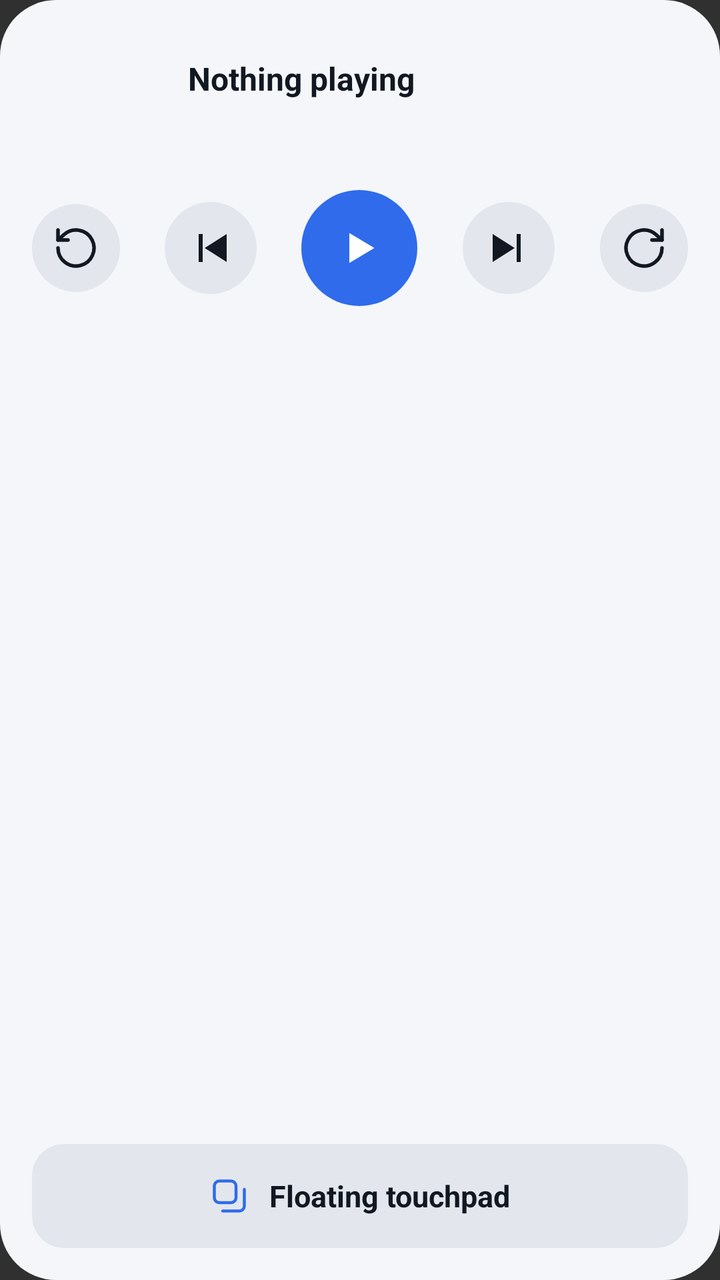
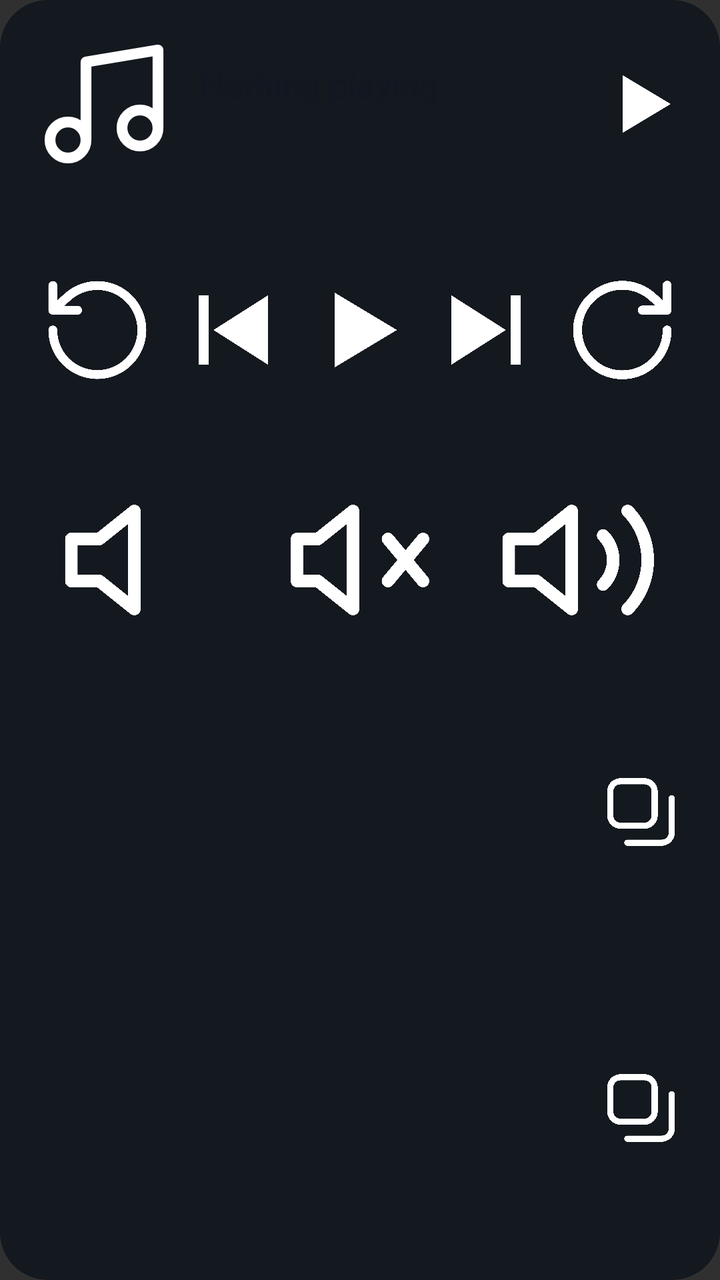

An Android layout rendered at two revisions. The XML below is the earlier revision; the diff shows what the commit changed to produce the second picture.
<!-- AndroidManifest.xml: application theme android:Theme.Material.NoActionBar -->
<!-- res/layout/widget_large.xml -->
<?xml version="1.0" encoding="utf-8"?>
<LinearLayout xmlns:android="http://schemas.android.com/apk/res/android"
    android:id="@+id/w_root"
    android:layoutDirection="ltr"
    android:layout_width="match_parent"
    android:layout_height="match_parent"
    android:background="@drawable/w_bg"
    android:orientation="vertical"
    android:padding="16dp">

    <LinearLayout
        android:layout_width="match_parent"
        android:layout_height="wrap_content"
        android:gravity="center_vertical"
        android:orientation="horizontal">

        <ImageView
            android:id="@+id/w_art"
            android:layout_width="64dp"
            android:layout_height="64dp"
            android:contentDescription="@null" />

        <LinearLayout
            android:layout_width="0dp"
            android:layout_height="wrap_content"
            android:layout_weight="1"
            android:layout_marginStart="14dp"
            android:orientation="vertical">

            <TextView
                android:id="@+id/w_title"
                android:layout_width="match_parent"
                android:layout_height="wrap_content"
                android:ellipsize="end"
                android:maxLines="1"
                android:text="Nothing playing"
                android:textColor="@color/w_text"
                android:textSize="16sp"
                android:textStyle="bold" />

            <TextView
                android:id="@+id/w_artist"
                android:layout_width="match_parent"
                android:layout_height="wrap_content"
                android:ellipsize="end"
                android:maxLines="1"
                android:textColor="@color/w_muted"
                android:textSize="13sp" />
        </LinearLayout>
    </LinearLayout>

    <LinearLayout
        android:layout_width="match_parent"
        android:layout_height="64dp"
        android:layout_marginTop="12dp"
        android:gravity="center_vertical"
        android:orientation="horizontal">
        <ImageView
            android:id="@+id/w_back"
            android:layout_width="44dp"
            android:layout_height="44dp"
            android:background="@drawable/w_tile_round"
            android:contentDescription="Back"
            android:scaleType="center"
            android:src="@drawable/ic_back10"
            android:tint="@color/w_text" />

        <FrameLayout
            android:layout_width="0dp"
            android:layout_height="1dp"
            android:layout_weight="1" />
        <ImageView
            android:id="@+id/w_prev"
            android:layout_width="46dp"
            android:layout_height="46dp"
            android:background="@drawable/w_tile_round"
            android:contentDescription="Previous"
            android:scaleType="center"
            android:src="@drawable/ic_prev"
            android:tint="@color/w_text" />

        <FrameLayout
            android:layout_width="0dp"
            android:layout_height="1dp"
            android:layout_weight="1" />
        <ImageView
            android:id="@+id/w_play"
            android:layout_width="58dp"
            android:layout_height="58dp"
            android:background="@drawable/w_accent_round"
            android:contentDescription="Play or pause"
            android:scaleType="center"
            android:src="@drawable/ic_play"
            android:tint="@color/w_on_accent" />

        <FrameLayout
            android:layout_width="0dp"
            android:layout_height="1dp"
            android:layout_weight="1" />
        <ImageView
            android:id="@+id/w_next"
            android:layout_width="46dp"
            android:layout_height="46dp"
            android:background="@drawable/w_tile_round"
            android:contentDescription="Next"
            android:scaleType="center"
            android:src="@drawable/ic_next"
            android:tint="@color/w_text" />

        <FrameLayout
            android:layout_width="0dp"
            android:layout_height="1dp"
            android:layout_weight="1" />
        <ImageView
            android:id="@+id/w_fwd"
            android:layout_width="44dp"
            android:layout_height="44dp"
            android:background="@drawable/w_tile_round"
            android:contentDescription="Forward"
            android:scaleType="center"
            android:src="@drawable/ic_fwd10"
            android:tint="@color/w_text" />
    </LinearLayout>

    <LinearLayout
        android:layout_width="match_parent"
        android:layout_height="58dp"
        android:layout_marginTop="12dp"
        android:gravity="center_vertical"
        android:orientation="horizontal">
        <ImageView
            android:id="@+id/w_sc1"
            android:layout_width="0dp"
            android:layout_height="56dp"
            android:layout_weight="1"
            android:layout_marginStart="3dp"
            android:layout_marginEnd="3dp"
            android:contentDescription="Shortcut"
            android:scaleType="fitCenter" />
        <ImageView
            android:id="@+id/w_sc2"
            android:layout_width="0dp"
            android:layout_height="56dp"
            android:layout_weight="1"
            android:layout_marginStart="3dp"
            android:layout_marginEnd="3dp"
            android:contentDescription="Shortcut"
            android:scaleType="fitCenter" />
        <ImageView
            android:id="@+id/w_sc3"
            android:layout_width="0dp"
            android:layout_height="56dp"
            android:layout_weight="1"
            android:layout_marginStart="3dp"
            android:layout_marginEnd="3dp"
            android:contentDescription="Shortcut"
            android:scaleType="fitCenter" />
        <ImageView
            android:id="@+id/w_sc4"
            android:layout_width="0dp"
            android:layout_height="56dp"
            android:layout_weight="1"
            android:layout_marginStart="3dp"
            android:layout_marginEnd="3dp"
            android:contentDescription="Shortcut"
            android:scaleType="fitCenter" />
    </LinearLayout>

    <FrameLayout
        android:layout_width="match_parent"
        android:layout_height="0dp"
        android:layout_weight="1"
        android:minHeight="10dp" />

    <LinearLayout
        android:id="@+id/w_pad"
        android:layout_width="match_parent"
        android:layout_height="52dp"
        android:background="@drawable/w_tile"
        android:gravity="center"
        android:orientation="horizontal">

        <ImageView
            android:layout_width="20dp"
            android:layout_height="20dp"
            android:contentDescription="@null"
            android:src="@drawable/ic_pad"
            android:tint="@color/w_accent" />

        <TextView
            android:layout_width="wrap_content"
            android:layout_height="wrap_content"
            android:layout_marginStart="10dp"
            android:text="Floating touchpad"
            android:textColor="@color/w_text"
            android:textSize="15sp"
            android:textStyle="bold" />
    </LinearLayout>
</LinearLayout>
<!-- resources referenced by this layout -->
<resources>
  <color name="w_accent">#2F6BEB</color>
  <color name="w_muted">#5B6576</color>
  <color name="w_on_accent">#FFFFFF</color>
  <color name="w_text">#121821</color>
  <!-- drawable ic_next (drawable) -->
  <vector xmlns:android="http://schemas.android.com/apk/res/android" android:width="24dp" android:height="24dp" android:viewportWidth="24" android:viewportHeight="24">
  <path android:fillColor="#FFFFFFFF" android:pathData="M16,5h2v14h-2zM4,5v14l11,-7z"/>
  </vector>
  <!-- drawable ic_play (drawable) -->
  <vector xmlns:android="http://schemas.android.com/apk/res/android" android:width="24dp" android:height="24dp" android:viewportWidth="24" android:viewportHeight="24">
  <path android:fillColor="#FFFFFFFF" android:pathData="M7,4.5v15l12.5,-7.5z"/>
  </vector>
  <!-- drawable ic_prev (drawable) -->
  <vector xmlns:android="http://schemas.android.com/apk/res/android" android:width="24dp" android:height="24dp" android:viewportWidth="24" android:viewportHeight="24">
  <path android:fillColor="#FFFFFFFF" android:pathData="M6,5h2v14H6zM20,5v14L9,12z"/>
  </vector>
  <!-- drawable w_accent_round (drawable) -->
  <?xml version="1.0" encoding="utf-8"?>
  <shape xmlns:android="http://schemas.android.com/apk/res/android" android:shape="oval">
      <solid android:color="@color/w_accent" />
      
  </shape>
  <!-- drawable w_bg (drawable) -->
  <?xml version="1.0" encoding="utf-8"?>
  <shape xmlns:android="http://schemas.android.com/apk/res/android" android:shape="rectangle">
      <solid android:color="@color/w_bg" />
      <corners android:radius="28dp" />
  </shape>
  <!-- drawable w_tile (drawable) -->
  <?xml version="1.0" encoding="utf-8"?>
  <shape xmlns:android="http://schemas.android.com/apk/res/android" android:shape="rectangle">
      <solid android:color="@color/w_tile" />
      <corners android:radius="16dp" />
  </shape>
  <!-- drawable w_tile_round (drawable) -->
  <?xml version="1.0" encoding="utf-8"?>
  <shape xmlns:android="http://schemas.android.com/apk/res/android" android:shape="oval">
      <solid android:color="@color/w_tile" />
      
  </shape>
  <color name="w_bg">#F4F6F9</color>
  <color name="w_tile">#E3E7ED</color>
  <!-- unchanged entries left out for length: 3 -->
</resources>

<!-- the commit's change to res/layout/widget_large.xml (unified diff, before → after) -->
@@ -1,199 +1,335 @@
 <?xml version="1.0" encoding="utf-8"?>
-<LinearLayout xmlns:android="http://schemas.android.com/apk/res/android"
+<FrameLayout xmlns:android="http://schemas.android.com/apk/res/android"
     android:id="@+id/w_root"
     android:layoutDirection="ltr"
     android:layout_width="match_parent"
-    android:layout_height="match_parent"
-    android:background="@drawable/w_bg"
-    android:orientation="vertical"
-    android:padding="16dp">
+    android:layout_height="match_parent">
+
+    <ImageView
+        android:id="@+id/w_bg"
+        android:src="@drawable/widget_bg"
+        android:layout_width="match_parent"
+        android:layout_height="match_parent"
+        android:scaleType="fitXY"
+        android:contentDescription="@null" />
 
     <LinearLayout
         android:layout_width="match_parent"
-        android:layout_height="wrap_content"
-        android:gravity="center_vertical"
-        android:orientation="horizontal">
-
+        android:layout_height="match_parent"
+        android:orientation="vertical"
+        android:padding="16dp">
+        <LinearLayout
+            android:layout_width="match_parent"
+            android:layout_height="wrap_content"
+            android:gravity="center_vertical"
+            android:orientation="horizontal">
         <ImageView
             android:id="@+id/w_art"
-            android:layout_width="64dp"
-            android:layout_height="64dp"
-            android:contentDescription="@null" />
-
+            android:src="@drawable/ic_music"
+            android:layout_width="72dp"
+            android:layout_height="72dp"
+            android:contentDescription="Open the app" />
         <LinearLayout
             android:layout_width="0dp"
             android:layout_height="wrap_content"
             android:layout_weight="1"
-            android:layout_marginStart="14dp"
+            android:layout_marginStart="12dp"
+            android:layout_marginEnd="10dp"
             android:orientation="vertical">
-
             <TextView
                 android:id="@+id/w_title"
+                android:textColor="@color/w_text"
                 android:layout_width="match_parent"
                 android:layout_height="wrap_content"
                 android:ellipsize="end"
                 android:maxLines="1"
                 android:text="Nothing playing"
-                android:textColor="@color/w_text"
-                android:textSize="16sp"
-                android:textStyle="bold" />
-
+                android:fontFamily="sans-serif-medium"
+                android:textSize="17sp" />
             <TextView
                 android:id="@+id/w_artist"
+                android:textColor="@color/w_muted"
                 android:layout_width="match_parent"
                 android:layout_height="wrap_content"
+                android:layout_marginTop="2dp"
                 android:ellipsize="end"
                 android:maxLines="1"
-                android:textColor="@color/w_muted"
-                android:textSize="13sp" />
-        </LinearLayout>
-    </LinearLayout>
-
-    <LinearLayout
-        android:layout_width="match_parent"
-        android:layout_height="64dp"
-        android:layout_marginTop="12dp"
-        android:gravity="center_vertical"
-        android:orientation="horizontal">
-        <ImageView
-            android:id="@+id/w_back"
-            android:layout_width="44dp"
-            android:layout_height="44dp"
-            android:background="@drawable/w_tile_round"
-            android:contentDescription="Back"
-            android:scaleType="center"
-            android:src="@drawable/ic_back10"
-            android:tint="@color/w_text" />
-
-        <FrameLayout
-            android:layout_width="0dp"
-            android:layout_height="1dp"
-            android:layout_weight="1" />
-        <ImageView
-            android:id="@+id/w_prev"
+                android:textSize="12.5sp" />
+        </LinearLayout>
+        <ImageView
+            android:id="@+id/w_play"
+            android:src="@drawable/ic_play"
             android:layout_width="46dp"
             android:layout_height="46dp"
-            android:background="@drawable/w_tile_round"
-            android:contentDescription="Previous"
-            android:scaleType="center"
+            android:scaleType="fitCenter"
+            android:contentDescription="Play or pause" />
+        </LinearLayout>
+        <LinearLayout
+            android:id="@+id/w_row_ctl"
+            android:layout_width="match_parent"
+            android:layout_height="0dp"
+            android:layout_weight="0.9"
+            android:layout_marginTop="14dp"
+            android:gravity="center"
+            android:orientation="horizontal">
+        <ImageView
+            android:id="@+id/w_back"
+            android:src="@drawable/ic_back10"
+            android:layout_width="0dp"
+            android:layout_height="match_parent"
+        android:layout_weight="1"
+            android:layout_marginStart="3dp"
+            android:layout_marginEnd="3dp"
+            android:scaleType="fitCenter"
+            android:adjustViewBounds="false"
+            android:contentDescription="Back 10 seconds" />
+        <ImageView
+            android:id="@+id/w_prev"
             android:src="@drawable/ic_prev"
-            android:tint="@color/w_text" />
+            android:layout_width="0dp"
+            android:layout_height="match_parent"
+        android:layout_weight="1"
+            android:layout_marginStart="3dp"
+            android:layout_marginEnd="3dp"
+            android:scaleType="fitCenter"
+            android:adjustViewBounds="false"
+            android:contentDescription="Previous" />
+        <ImageView
+            android:id="@+id/w_play2"
+            android:src="@drawable/ic_play"
+            android:layout_width="0dp"
+            android:layout_height="match_parent"
+        android:layout_weight="1"
+            android:layout_marginStart="3dp"
+            android:layout_marginEnd="3dp"
+            android:scaleType="fitCenter"
+            android:adjustViewBounds="false"
+            android:contentDescription="Play or pause" />
+        <ImageView
+            android:id="@+id/w_next"
+            android:src="@drawable/ic_next"
+            android:layout_width="0dp"
+            android:layout_height="match_parent"
+        android:layout_weight="1"
+            android:layout_marginStart="3dp"
+            android:layout_marginEnd="3dp"
+            android:scaleType="fitCenter"
+            android:adjustViewBounds="false"
+            android:contentDescription="Next" />
+        <ImageView
+            android:id="@+id/w_fwd"
+            android:src="@drawable/ic_fwd10"
+            android:layout_width="0dp"
+            android:layout_height="match_parent"
+        android:layout_weight="1"
+            android:layout_marginStart="3dp"
+            android:layout_marginEnd="3dp"
+            android:scaleType="fitCenter"
+            android:adjustViewBounds="false"
+            android:contentDescription="Forward 10 seconds" />
+        </LinearLayout>
+        <LinearLayout
+            android:id="@+id/w_row_vol"
+            android:layout_width="match_parent"
+            android:layout_height="0dp"
+            android:layout_weight="0.6"
+            android:layout_marginTop="10dp"
+            android:gravity="center"
+            android:orientation="horizontal">
+        <ImageView
+            android:id="@+id/w_voldown"
+            android:src="@drawable/ic_vol_low"
+            android:layout_width="0dp"
+            android:layout_height="match_parent"
+        android:layout_weight="1"
+            android:layout_marginStart="3dp"
+            android:layout_marginEnd="3dp"
+            android:scaleType="fitCenter"
+            android:adjustViewBounds="false"
+            android:contentDescription="Volume down" />
+        <ImageView
+            android:id="@+id/w_mute"
+            android:src="@drawable/ic_vol_off"
+            android:layout_width="0dp"
+            android:layout_height="match_parent"
+        android:layout_weight="1"
+            android:layout_marginStart="3dp"
+            android:layout_marginEnd="3dp"
+            android:scaleType="fitCenter"
+            android:adjustViewBounds="false"
+            android:contentDescription="Mute" />
+        <ImageView
+            android:id="@+id/w_volup"
+            android:src="@drawable/ic_vol_high"
+            android:layout_width="0dp"
+            android:layout_height="match_parent"
+        android:layout_weight="1"
+            android:layout_marginStart="3dp"
+            android:layout_marginEnd="3dp"
+            android:scaleType="fitCenter"
+            android:adjustViewBounds="false"
+            android:contentDescription="Volume up" />
+        </LinearLayout>
+        <LinearLayout
+            android:id="@+id/w_row_sc"
+            android:layout_width="match_parent"
+            android:layout_height="0dp"
+            android:layout_weight="1"
+            android:layout_marginTop="14dp"
+            android:gravity="center"
+            android:orientation="horizontal">
+        <ImageView
+            android:id="@+id/w_sc1"
+            android:layout_width="0dp"
+            android:layout_height="match_parent"
+        android:layout_weight="1"
+            android:layout_marginStart="3dp"
+            android:layout_marginEnd="3dp"
+            android:scaleType="fitCenter"
+            android:adjustViewBounds="false"
+            android:contentDescription="Shortcut" />
+        <ImageView
+            android:id="@+id/w_sc2"
+            android:layout_width="0dp"
+            android:layout_height="match_parent"
+        android:layout_weight="1"
+            android:layout_marginStart="3dp"
+            android:layout_marginEnd="3dp"
+            android:scaleType="fitCenter"
+            android:adjustViewBounds="false"
+            android:contentDescription="Shortcut" />
+        <ImageView
+            android:id="@+id/w_sc3"
+            android:layout_width="0dp"
+            android:layout_height="match_parent"
+        android:layout_weight="1"
+            android:layout_marginStart="3dp"
+            android:layout_marginEnd="3dp"
+            android:scaleType="fitCenter"
+            android:adjustViewBounds="false"
+            android:contentDescription="Shortcut" />
+        <ImageView
+            android:id="@+id/w_sc4"
+            android:layout_width="0dp"
+            android:layout_height="match_parent"
+        android:layout_weight="1"
+            android:layout_marginStart="3dp"
+            android:layout_marginEnd="3dp"
+            android:scaleType="fitCenter"
+            android:adjustViewBounds="false"
+            android:contentDescription="Shortcut" />
+        <ImageView
+            android:id="@+id/w_sc5"
+            android:layout_width="0dp"
+            android:layout_height="match_parent"
+        android:layout_weight="1"
+            android:layout_marginStart="3dp"
+            android:layout_marginEnd="3dp"
+            android:scaleType="fitCenter"
+            android:adjustViewBounds="false"
+            android:contentDescription="Shortcut" />
+        <ImageView
+            android:id="@+id/w_sc6"
+            android:layout_width="0dp"
+            android:layout_height="match_parent"
+        android:layout_weight="1"
+            android:layout_marginStart="3dp"
+            android:layout_marginEnd="3dp"
+            android:scaleType="fitCenter"
+            android:adjustViewBounds="false"
+            android:contentDescription="Shortcut" />
+        <ImageView
+            android:id="@+id/w_pad"
+            android:src="@drawable/ic_pad"
+            android:layout_width="0dp"
+            android:layout_height="match_parent"
+        android:layout_weight="1"
+            android:layout_marginStart="3dp"
+            android:layout_marginEnd="3dp"
+            android:scaleType="fitCenter"
+            android:adjustViewBounds="false"
+            android:contentDescription="Floating touchpad" />
+        </LinearLayout>
+        <LinearLayout
+            android:id="@+id/w_row_sc2"
+            android:layout_width="match_parent"
+            android:layout_height="0dp"
+            android:layout_weight="1"
+            android:layout_marginTop="8dp"
+            android:gravity="center"
+            android:orientation="horizontal">
+        <ImageView
+            android:id="@+id/w_sc7"
+            android:layout_width="0dp"
+            android:layout_height="match_parent"
+        android:layout_weight="1"
+            android:layout_marginStart="3dp"
+            android:layout_marginEnd="3dp"
+            android:scaleType="fitCenter"
+            android:adjustViewBounds="false"
+            android:contentDescription="Shortcut" />
+        <ImageView
+            android:id="@+id/w_sc8"
+            android:layout_width="0dp"
+            android:layout_height="match_parent"
+        android:layout_weight="1"
+            android:layout_marginStart="3dp"
+            android:layout_marginEnd="3dp"
+            android:scaleType="fitCenter"
+            android:adjustViewBounds="false"
+            android:contentDescription="Shortcut" />
+        <ImageView
+            android:id="@+id/w_sc9"
+            android:layout_width="0dp"
+            android:layout_height="match_parent"
+        android:layout_weight="1"
+            android:layout_marginStart="3dp"
+            android:layout_marginEnd="3dp"
+            android:scaleType="fitCenter"
+            android:adjustViewBounds="false"
+            android:contentDescription="Shortcut" />
+        <ImageView
+            android:id="@+id/w_sc10"
+            android:layout_width="0dp"
+            android:layout_height="match_parent"
+        android:layout_weight="1"
+            android:layout_marginStart="3dp"
+            android:layout_marginEnd="3dp"
+            android:scaleType="fitCenter"
+            android:adjustViewBounds="false"
+            android:contentDescription="Shortcut" />
+        <ImageView
+            android:id="@+id/w_sc11"
+            android:layout_width="0dp"
+            android:layout_height="match_parent"
+        android:layout_weight="1"
+            android:layout_marginStart="3dp"
+            android:layout_marginEnd="3dp"
+            android:scaleType="fitCenter"
+            android:adjustViewBounds="false"
+            android:contentDescription="Shortcut" />
+        <ImageView
+            android:id="@+id/w_sc12"
+            android:layout_width="0dp"
+            android:layout_height="match_parent"
+        android:layout_weight="1"
+            android:layout_marginStart="3dp"
+            android:layout_marginEnd="3dp"
+            android:scaleType="fitCenter"
+            android:adjustViewBounds="false"
+            android:contentDescription="Shortcut" />
+        <ImageView
+            android:id="@+id/w_pad2"
+            android:src="@drawable/ic_pad"
+            android:layout_width="0dp"
+            android:layout_height="match_parent"
+        android:layout_weight="1"
+            android:layout_marginStart="3dp"
+            android:layout_marginEnd="3dp"
+            android:scaleType="fitCenter"
+            android:adjustViewBounds="false"
+            android:contentDescription="Floating touchpad" />
+        </LinearLayout>
 
-        <FrameLayout
-            android:layout_width="0dp"
-            android:layout_height="1dp"
-            android:layout_weight="1" />
-        <ImageView
-            android:id="@+id/w_play"
-            android:layout_width="58dp"
-            android:layout_height="58dp"
-            android:background="@drawable/w_accent_round"
-            android:contentDescription="Play or pause"
-            android:scaleType="center"
-            android:src="@drawable/ic_play"
-            android:tint="@color/w_on_accent" />
-
-        <FrameLayout
-            android:layout_width="0dp"
-            android:layout_height="1dp"
-            android:layout_weight="1" />
-        <ImageView
-            android:id="@+id/w_next"
-            android:layout_width="46dp"
-            android:layout_height="46dp"
-            android:background="@drawable/w_tile_round"
-            android:contentDescription="Next"
-            android:scaleType="center"
-            android:src="@drawable/ic_next"
-            android:tint="@color/w_text" />
-
-        <FrameLayout
-            android:layout_width="0dp"
-            android:layout_height="1dp"
-            android:layout_weight="1" />
-        <ImageView
-            android:id="@+id/w_fwd"
-            android:layout_width="44dp"
-            android:layout_height="44dp"
-            android:background="@drawable/w_tile_round"
-            android:contentDescription="Forward"
-            android:scaleType="center"
-            android:src="@drawable/ic_fwd10"
-            android:tint="@color/w_text" />
     </LinearLayout>
-
-    <LinearLayout
-        android:layout_width="match_parent"
-        android:layout_height="58dp"
-        android:layout_marginTop="12dp"
-        android:gravity="center_vertical"
-        android:orientation="horizontal">
-        <ImageView
-            android:id="@+id/w_sc1"
-            android:layout_width="0dp"
-            android:layout_height="56dp"
-            android:layout_weight="1"
-            android:layout_marginStart="3dp"
-            android:layout_marginEnd="3dp"
-            android:contentDescription="Shortcut"
-            android:scaleType="fitCenter" />
-        <ImageView
-            android:id="@+id/w_sc2"
-            android:layout_width="0dp"
-            android:layout_height="56dp"
-            android:layout_weight="1"
-            android:layout_marginStart="3dp"
-            android:layout_marginEnd="3dp"
-            android:contentDescription="Shortcut"
-            android:scaleType="fitCenter" />
-        <ImageView
-            android:id="@+id/w_sc3"
-            android:layout_width="0dp"
-            android:layout_height="56dp"
-            android:layout_weight="1"
-            android:layout_marginStart="3dp"
-            android:layout_marginEnd="3dp"
-            android:contentDescription="Shortcut"
-            android:scaleType="fitCenter" />
-        <ImageView
-            android:id="@+id/w_sc4"
-            android:layout_width="0dp"
-            android:layout_height="56dp"
-            android:layout_weight="1"
-            android:layout_marginStart="3dp"
-            android:layout_marginEnd="3dp"
-            android:contentDescription="Shortcut"
-            android:scaleType="fitCenter" />
-    </LinearLayout>
-
-    <FrameLayout
-        android:layout_width="match_parent"
-        android:layout_height="0dp"
-        android:layout_weight="1"
-        android:minHeight="10dp" />
-
-    <LinearLayout
-        android:id="@+id/w_pad"
-        android:layout_width="match_parent"
-        android:layout_height="52dp"
-        android:background="@drawable/w_tile"
-        android:gravity="center"
-        android:orientation="horizontal">
-
-        <ImageView
-            android:layout_width="20dp"
-            android:layout_height="20dp"
-            android:contentDescription="@null"
-            android:src="@drawable/ic_pad"
-            android:tint="@color/w_accent" />
-
-        <TextView
-            android:layout_width="wrap_content"
-            android:layout_height="wrap_content"
-            android:layout_marginStart="10dp"
-            android:text="Floating touchpad"
-            android:textColor="@color/w_text"
-            android:textSize="15sp"
-            android:textStyle="bold" />
-    </LinearLayout>
-</LinearLayout>
+</FrameLayout>
<!-- resource entries referenced after the edit -->
@@ -1,9 +1,11 @@
 <!-- resources referenced by this layout -->
 <resources>
-  <color name="w_accent">#2F6BEB</color>
   <color name="w_muted">#5B6576</color>
-  <color name="w_on_accent">#FFFFFF</color>
   <color name="w_text">#121821</color>
+  <!-- drawable ic_music (drawable) -->
+  <vector xmlns:android="http://schemas.android.com/apk/res/android" android:width="24dp" android:height="24dp" android:viewportWidth="24" android:viewportHeight="24">
+  <path android:strokeColor="#FFFFFFFF" android:strokeWidth="1.8" android:strokeLineCap="round" android:strokeLineJoin="round" android:fillColor="#00000000" android:pathData="M9,18V5l12,-2v13"/><path android:strokeColor="#FFFFFFFF" android:strokeWidth="1.8" android:strokeLineCap="round" android:strokeLineJoin="round" android:fillColor="#00000000" android:pathData="M6,15a3,3 0,1 0,0 6a3,3 0,1 0,0 -6z"/><path android:strokeColor="#FFFFFFFF" android:strokeWidth="1.8" android:strokeLineCap="round" android:strokeLineJoin="round" android:fillColor="#00000000" android:pathData="M18,13a3,3 0,1 0,0 6a3,3 0,1 0,0 -6z"/>
+  </vector>
   <!-- drawable ic_next (drawable) -->
   <vector xmlns:android="http://schemas.android.com/apk/res/android" android:width="24dp" android:height="24dp" android:viewportWidth="24" android:viewportHeight="24">
   <path android:fillColor="#FFFFFFFF" android:pathData="M16,5h2v14h-2zM4,5v14l11,-7z"/>
@@ -16,32 +18,24 @@
   <vector xmlns:android="http://schemas.android.com/apk/res/android" android:width="24dp" android:height="24dp" android:viewportWidth="24" android:viewportHeight="24">
   <path android:fillColor="#FFFFFFFF" android:pathData="M6,5h2v14H6zM20,5v14L9,12z"/>
   </vector>
-  <!-- drawable w_accent_round (drawable) -->
-  <?xml version="1.0" encoding="utf-8"?>
-  <shape xmlns:android="http://schemas.android.com/apk/res/android" android:shape="oval">
-      <solid android:color="@color/w_accent" />
-      
-  </shape>
-  <!-- drawable w_bg (drawable) -->
+  <!-- drawable ic_vol_high (drawable) -->
+  <vector xmlns:android="http://schemas.android.com/apk/res/android" android:width="24dp" android:height="24dp" android:viewportWidth="24" android:viewportHeight="24">
+  <path android:strokeColor="#FFFFFFFF" android:strokeWidth="1.8" android:strokeLineCap="round" android:strokeLineJoin="round" android:fillColor="#00000000" android:pathData="M11,5L6,9H2v6h4l5,4z"/><path android:strokeColor="#FFFFFFFF" android:strokeWidth="1.8" android:strokeLineCap="round" android:strokeLineJoin="round" android:fillColor="#00000000" android:pathData="M15.5,8.5a5,5 0,0 1,0 7M19,5a10,10 0,0 1,0 14"/>
+  </vector>
+  <!-- drawable ic_vol_low (drawable) -->
+  <vector xmlns:android="http://schemas.android.com/apk/res/android" android:width="24dp" android:height="24dp" android:viewportWidth="24" android:viewportHeight="24">
+  <path android:strokeColor="#FFFFFFFF" android:strokeWidth="1.8" android:strokeLineCap="round" android:strokeLineJoin="round" android:fillColor="#00000000" android:pathData="M11,5L6,9H2v6h4l5,4z"/>
+  </vector>
+  <!-- drawable ic_vol_off (drawable) -->
+  <vector xmlns:android="http://schemas.android.com/apk/res/android" android:width="24dp" android:height="24dp" android:viewportWidth="24" android:viewportHeight="24">
+  <path android:strokeColor="#FFFFFFFF" android:strokeWidth="1.8" android:strokeLineCap="round" android:strokeLineJoin="round" android:fillColor="#00000000" android:pathData="M11,5L6,9H3v6h3l5,4V5zM16,9l5,6M21,9l-5,6"/>
+  </vector>
+  <!-- drawable widget_bg (drawable) -->
   <?xml version="1.0" encoding="utf-8"?>
   <shape xmlns:android="http://schemas.android.com/apk/res/android" android:shape="rectangle">
-      <solid android:color="@color/w_bg" />
-      <corners android:radius="28dp" />
+      <solid android:color="#E611161D" />
+      <corners android:radius="24dp" />
   </shape>
-  <!-- drawable w_tile (drawable) -->
-  <?xml version="1.0" encoding="utf-8"?>
-  <shape xmlns:android="http://schemas.android.com/apk/res/android" android:shape="rectangle">
-      <solid android:color="@color/w_tile" />
-      <corners android:radius="16dp" />
-  </shape>
-  <!-- drawable w_tile_round (drawable) -->
-  <?xml version="1.0" encoding="utf-8"?>
-  <shape xmlns:android="http://schemas.android.com/apk/res/android" android:shape="oval">
-      <solid android:color="@color/w_tile" />
-      
-  </shape>
-  <color name="w_bg">#F4F6F9</color>
-  <color name="w_tile">#E3E7ED</color>
   <!-- unchanged entries left out for length: 3 -->
 </resources>
 
